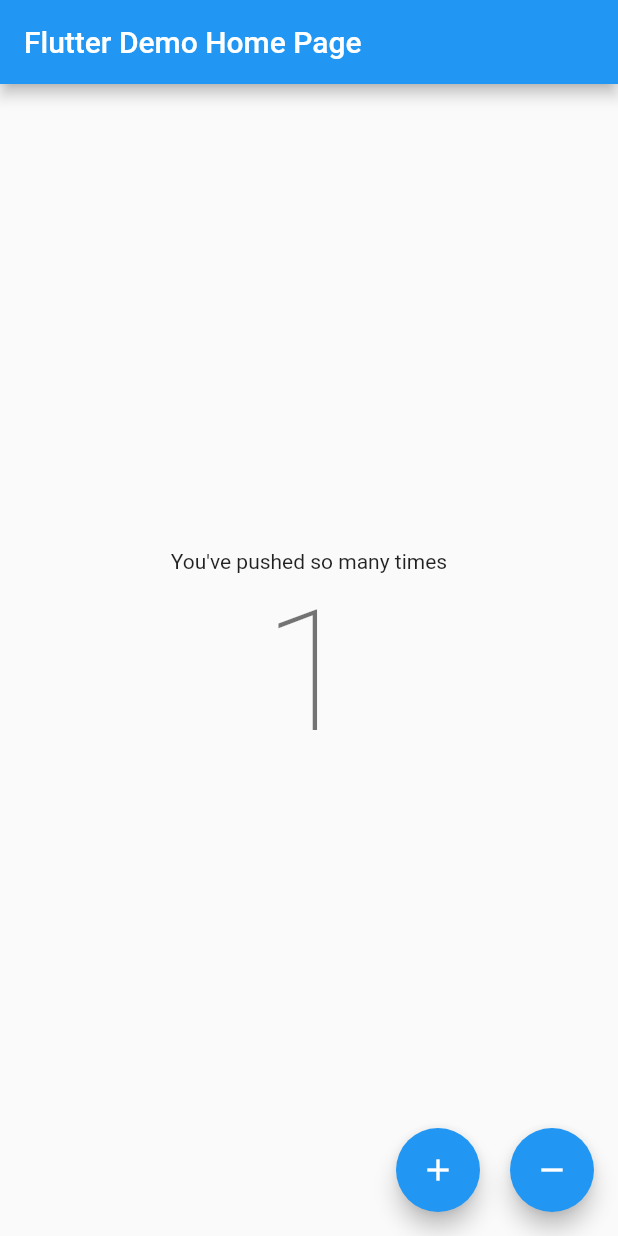
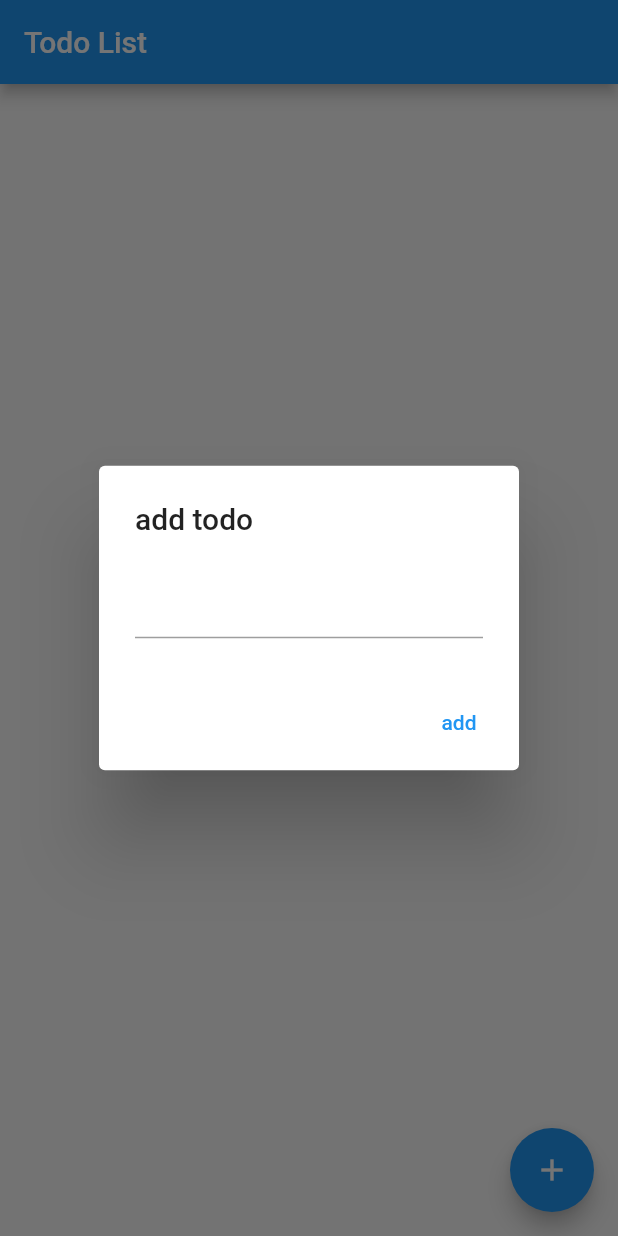
Before and after one commit to ariefsaferman/todolist_retro, a Flutter app: the screen it shows after launch, after a tap on the "add" icon, on a phone screen of 412 x 824 dp. Run offline on Flutter 3.47's test engine with Material 2 defaults, Android fonts, the phone set to English and light mode, and no system bars; our stand-ins replace flutter_bloc.

Commit message:
feat: creating skeleton for todo list app

```diff
--- a/lib/main.dart
+++ b/lib/main.dart
@@ -3,81 +3,85 @@ import 'package:todolist/counter_bloc.dart';
 import 'package:todolist/counter_event.dart';
 import 'package:flutter_bloc/flutter_bloc.dart';
 
-
 void main() {
-  runApp(const MyApp());
+  runApp(
+    MaterialApp(
+      home: App(),
+    )
+  );
 }
 
-class MyApp extends StatelessWidget {
-  const MyApp({Key? key}) : super(key: key);
+class App extends StatefulWidget {
+  const App({Key? key}) : super(key: key);
 
   @override
-  Widget build(BuildContext context) {
-    return MaterialApp(
-      title: 'Flutter Demo',
-      theme: ThemeData(
-        primarySwatch: Colors.blue,
-      ),
-      home: const MyHomePage(title: 'Flutter Demo Home Page'),
-    );
-  }
+  _AppState createState() => _AppState();
 }
 
-class MyHomePage extends StatefulWidget {
-  const MyHomePage({Key? key, required this.title}) : super(key: key);
-
-  final String title;
+class _AppState extends State<App> {
+  var todos = [];
+  String input = "";
 
   @override
-  State<MyHomePage> createState() => _MyHomePageState();
-}
-
-class _MyHomePageState extends State<MyHomePage> {
-  final _bloc = CounterBloc();
+  void initState() {
+    super.initState();
+  }
 
   @override
   Widget build(BuildContext context) {
     return Scaffold(
       appBar: AppBar(
-        title: Text(widget.title),
+        title: const Text("Todo List"),
       ),
-      body: Center(
-        child: StreamBuilder(
-          stream: _bloc.counter,
-          initialData: 0,
-          builder: (BuildContext context, AsyncSnapshot<int> snapshot) {
-            return Column(
-              mainAxisAlignment: MainAxisAlignment.center,
-              children: <Widget>[
-                Text("You've pushed so many times"),
-                Text('${snapshot.data}', style: Theme.of(context).textTheme.headline1,),
-              ],
-            );
-          },
-        )
+      floatingActionButton: FloatingActionButton(
+        onPressed: () {
+          showDialog(
+            context: context,
+            builder: (BuildContext context) {
+              return AlertDialog(
+                title: const Text("add todo"),
+                content: TextField(
+                  onChanged: (String value) {
+                    input = value;
+                  },
+                ),
+                actions: <Widget>[
+                  TextButton(
+                    onPressed: () {
+                      setState(() {
+                        todos.add(input);
+                      });
+                    },
+                    child: Text("add"),
+                  )
+                ],
+              );
+            }
+          );
+        },
+        child: Icon(
+          Icons.add,
+          color: Colors.white,
+        ),
       ),
-      floatingActionButton: Row(
-        mainAxisAlignment: MainAxisAlignment.end,
+      body: Column(
         children: [
-          FloatingActionButton(
-            onPressed: () => _bloc.counterEventSink.add(IncrementEvent()),
-            tooltip: 'Increment',
-            child: const Icon(Icons.add),
-          ),
-          SizedBox(width: 20,),
-          FloatingActionButton(
-            onPressed: () => _bloc.counterEventSink.add(DecrementEvent()),
-            tooltip: 'Decrement',
-            child: const Icon(Icons.remove),
+          Expanded(
+            child: ListView.builder(
+              itemCount: todos.length,
+              itemBuilder: (BuildContext context, int index) {
+                return Dismissible(
+                    key: Key(todos[index]),
+                    child: Card(
+                     child: ListTile(
+                       title: Text(todos[index]),
+                     ),
+                ));
+              },
+            ),
           ),
         ],
       ),
     );
   }
-
-  @override
-  void dispose() {
-    super.dispose();
-    _bloc.dispose();
-  }
 }
--- /dev/null
+++ b/lib/presentation/button_bloc.dart
@@ -0,0 +1,7 @@
+import 'dart:async';
+
+import 'package:todolist/presentation/button_event.dart';
+
+class ButtonBloc {
+
+}
--- /dev/null
+++ b/lib/presentation/button_event.dart
@@ -0,0 +1,3 @@
+abstract class ButtonEvent {}
+
+class AddTodo extends ButtonEvent {}
```
Also changed, not shown: pubspec.lock.
